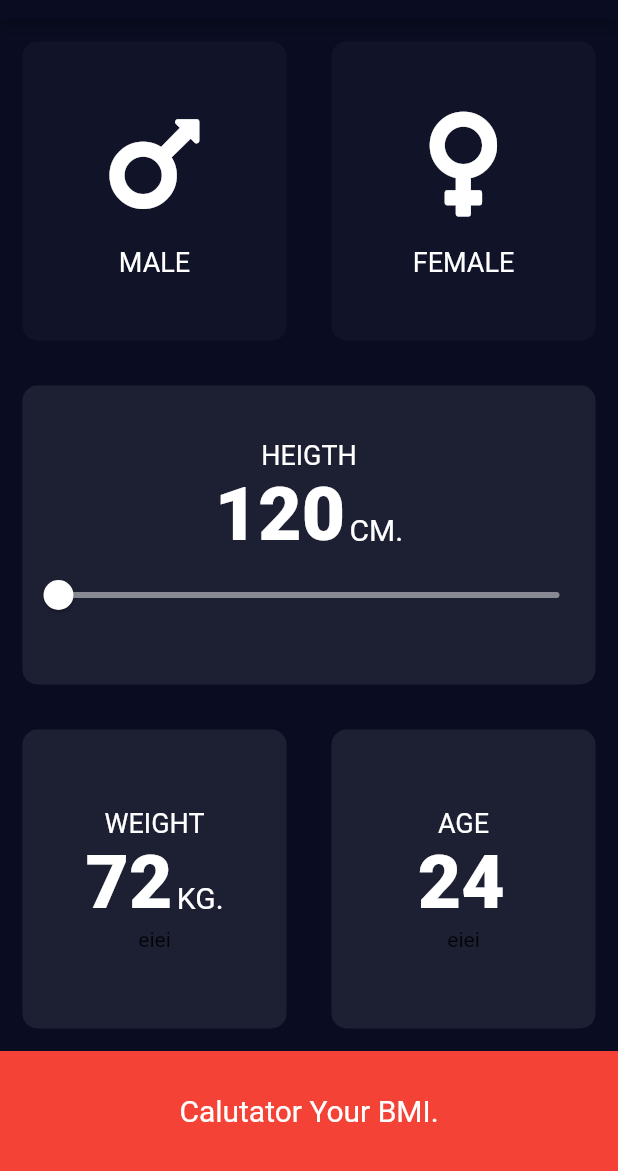
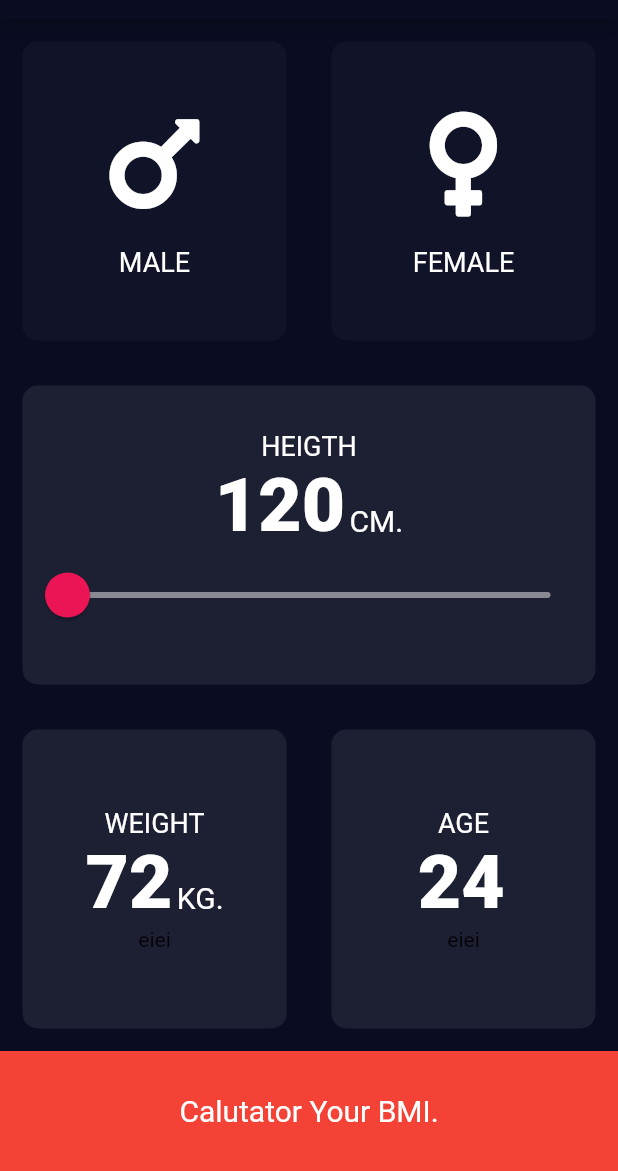
Before and after one commit to bew089006/BMI-calculator, a Flutter app: the screen it shows after launch, on a phone screen of 412 x 824 dp, the part 65-1236 px from its top. Run offline on Flutter 3.47's test engine with Material 2 defaults, Android fonts, the phone set to English and light mode, and no system bars; our stand-ins replace font_awesome_flutter.

Commit message:
edit style slidare

```diff
--- a/lib/contants.dart
+++ b/lib/contants.dart
@@ -14,4 +14,4 @@ const kTextNumberStyle = TextStyle(
 );
 
 const kMinHeight = 120;
-const kMaxHeight = 250;
+const kMaxHeight = 230;
--- a/lib/input_page.dart
+++ b/lib/input_page.dart
@@ -72,17 +72,27 @@ class _InputPageState extends State<InputPage> {
                   label: 'HEIGTH',
                   value: height.toString(),
                   unit: 'CM.',
-                  inputChild: Slider(
+                  inputChild: SliderTheme(
+                    data: SliderTheme.of(context).copyWith(
+                      inactiveTrackColor: Color(0xFF888993),
+                      activeTrackColor: Color(0xFFFFFFFF),
+                      overlayShape:
+                          RoundSliderOverlayShape(overlayRadius: 30.0),
+                      thumbShape:
+                          RoundSliderThumbShape(enabledThumbRadius: 15.0),
+                      thumbColor: Color(0xFFEB1555),
+                      overlayColor: Color(0x29EB1555),
+                    ),
+                    child: Slider(
                       min: kMinHeight.toDouble(),
                       max: kMaxHeight.toDouble(),
-                    activeColor: Color(0xFFFFFFFF),
-                    inactiveColor: Color(0xFF888993),
                       value: height.toDouble(),
                       onChanged: (double newValue) {
                         setState(() {
                           height = newValue.round();
                         });
                       },
+                    ),
                   ),
                 ),
               ),
```
Lines whose indentation alone changed are shown as unchanged.
